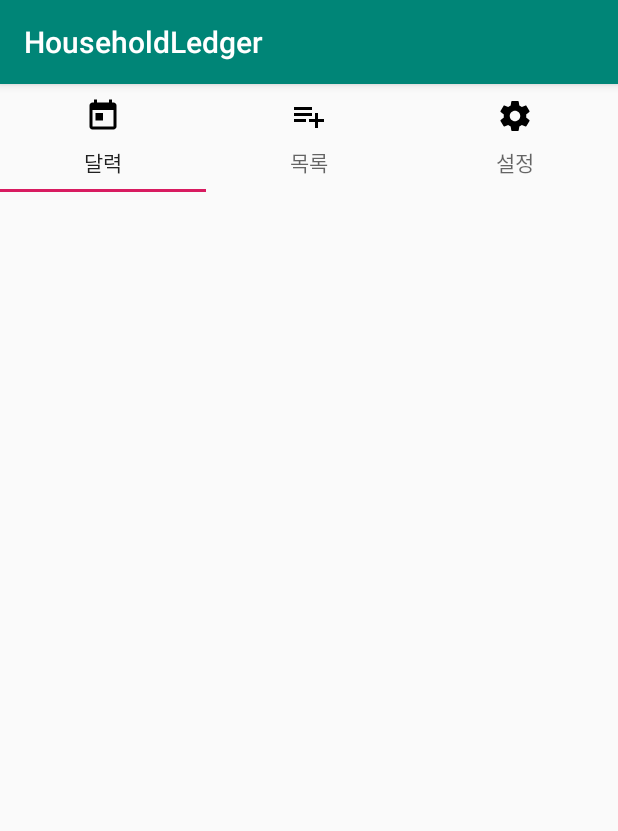
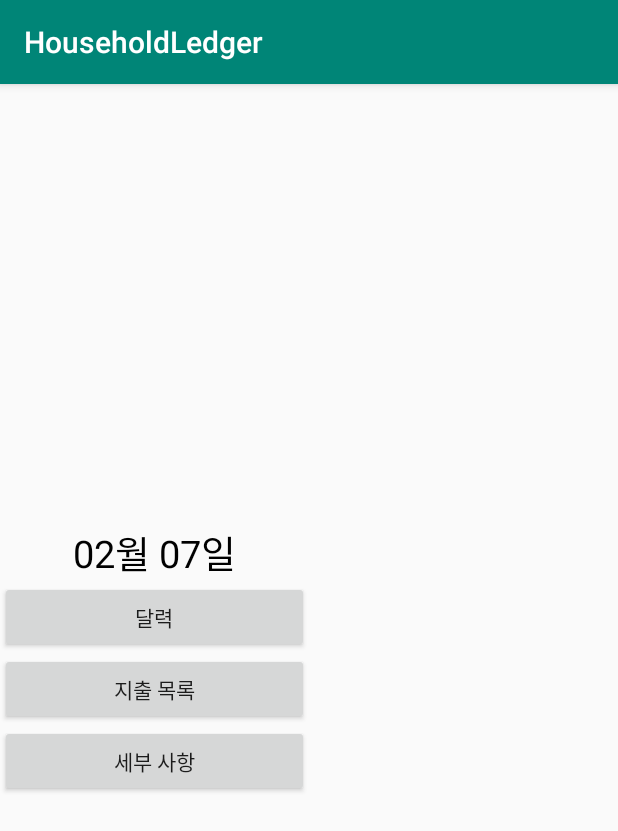
Before and after one commit to lou297/AccountBook, an Android app: the screen it shows after launch (MainActivity), on a phone screen of 412 x 824 dp. Shown: the top 831 px of the screen. Run offline under Robolectric (Android 15) with nearby library versions, the phone set to English and light mode, and no system bars.

Commit message:
MainPage 추가

```diff
--- a/app/build.gradle
+++ b/app/build.gradle
@@ -24,7 +24,7 @@ android {
 
 dependencies {
     implementation fileTree(dir: 'libs', include: ['*.jar'])
-    implementation"org.jetbrains.kotlin:kotlin-stdlib-jdk7:$kotlin_version"
+    implementation "org.jetbrains.kotlin:kotlin-stdlib-jdk7:$kotlin_version"
     implementation 'com.android.support:appcompat-v7:28.0.0'
     implementation 'com.android.support:design:28.0.0'
     implementation 'com.android.support.constraint:constraint-layout:1.1.3'
--- a/app/src/main/AndroidManifest.xml
+++ b/app/src/main/AndroidManifest.xml
@@ -9,6 +9,8 @@
             android:roundIcon="@mipmap/ic_launcher_round"
             android:supportsRtl="true"
             android:theme="@style/AppTheme">
+        <activity android:name=".TabMenuActivity">
+        </activity>
         <activity android:name=".MainActivity">
             <intent-filter>
                 <action android:name="android.intent.action.MAIN"/>
--- a/app/src/main/java/com/pingpong/householdledger/DataClass/CalendarDate.kt
+++ b/app/src/main/java/com/pingpong/householdledger/DataClass/CalendarDate.kt
@@ -1,4 +1,4 @@
 package com.pingpong.householdledger.DataClass
 
-class CalendarDate (){
+class CalendarDate (Date: Int, IsHoliday: Int = 0, Holiday: String? = null, Income : Int = 0, Spend : Int = 0, Total : Int = 0){
 }
--- a/app/src/main/java/com/pingpong/householdledger/MainActivity.kt
+++ b/app/src/main/java/com/pingpong/householdledger/MainActivity.kt
@@ -1,37 +1,56 @@
 package com.pingpong.householdledger
 
+import android.content.Intent
 import android.support.v7.app.AppCompatActivity
 import android.os.Bundle
 import android.support.design.widget.TabLayout
+import android.util.Log
+import android.view.View
 import com.pingpong.householdledger.Adapter.MainPagerAdapter
 import kotlinx.android.synthetic.main.activity_main.*
+import java.text.SimpleDateFormat
+import java.util.*
 
 class MainActivity : AppCompatActivity() {
+    companion object {
+        val MonthAndDate = "MM월 dd일"
+        val CALENDAR = "CALENDAR"
+        val LIST ="LIST"
+        val DETAIL ="DETAIL"
+        val PAGE= "PAGE"
+        val PageList = mapOf(CALENDAR to 0, LIST to 1, DETAIL to 2)
+    }
 
     override fun onCreate(savedInstanceState: Bundle?) {
         super.onCreate(savedInstanceState)
         setContentView(R.layout.activity_main)
-        CreateView()
+
+        SettingMainView()
+
+        GoToCalendarBut.setOnClickListener {
+            GoToViewPagerActivity(CALENDAR)
+        }
+        GotoListBut.setOnClickListener {
+            GoToViewPagerActivity(LIST)
+        }
+        GotoDetailBut.setOnClickListener {
+            GoToViewPagerActivity(DETAIL)
+        }
+
     }
 
-    private fun CreateView(){
-        MainMenuTabLayout.addTab(MainMenuTabLayout.newTab().setIcon(R.drawable.tab_ic_calendar).setText("달력"))
-        MainMenuTabLayout.addTab(MainMenuTabLayout.newTab().setIcon(R.drawable.tab_ic_list).setText("목록"))
-        MainMenuTabLayout.addTab(MainMenuTabLayout.newTab().setIcon(R.drawable.tab_ic_setting).setText("설정"))
+    private fun SettingMainView(){
+        val DF = SimpleDateFormat(MonthAndDate)
+        val calendar = Calendar.getInstance()
 
-        MainMenuViewPager.adapter = MainPagerAdapter(supportFragmentManager)
+        MainViewDateText.text = DF.format(calendar.time)
 
-        MainMenuViewPager.addOnPageChangeListener(TabLayout.TabLayoutOnPageChangeListener(MainMenuTabLayout))
-        MainMenuTabLayout.addOnTabSelectedListener(object : TabLayout.OnTabSelectedListener{
-            override fun onTabReselected(p0: TabLayout.Tab?) {
-            }
+    }
 
-            override fun onTabUnselected(p0: TabLayout.Tab?) {
-            }
-
-            override fun onTabSelected(p0: TabLayout.Tab) {
-                MainMenuViewPager.currentItem = p0.position
-            }
-        })
+    private fun GoToViewPagerActivity(Selected : String){
+        val Page = PageList.get(Selected)
+        val ViewPagerIntent = Intent(this,TabMenuActivity::class.java)
+        ViewPagerIntent.putExtra(PAGE, Page)
+        startActivity(ViewPagerIntent)
     }
 }
--- a/app/src/main/res/layout/activity_main.xml
+++ b/app/src/main/res/layout/activity_main.xml
@@ -3,20 +3,44 @@
         xmlns:android="http://schemas.android.com/apk/res/android"
         android:layout_width="match_parent"
         android:layout_height="match_parent"
-        android:orientation="vertical">
-    <android.support.design.widget.TabLayout
-            android:id="@+id/MainMenuTabLayout"
-            android:layout_width="match_parent"
-            android:layout_height="wrap_content">
-
-    </android.support.design.widget.TabLayout>
-
-    <android.support.v4.view.ViewPager
-            android:id="@+id/MainMenuViewPager"
-            android:layout_width="match_parent"
-            android:layout_height="match_parent">
-
-    </android.support.v4.view.ViewPager>
+        android:orientation="horizontal">
+    <LinearLayout
+            android:layout_width="0dp"
+            android:layout_height="match_parent"
+            android:layout_weight="1"
+            android:orientation="vertical"
+            android:gravity="center">
+        <TextView
+                android:id="@+id/MainViewDateText"
+                android:textSize = "25sp"
+                android:textColor="@color/black"
+                android:layout_width="match_parent"
+                android:layout_height="wrap_content"
+                android:gravity="center"/>
+        <Button
+                android:id="@+id/GoToCalendarBut"
+                android:text="달력"
+                android:layout_width="match_parent"
+                android:layout_height="wrap_content"
+        />
+        <Button
+                android:id="@+id/GotoListBut"
+                android:text="지출 목록"
+                android:layout_width="match_parent"
+                android:layout_height="wrap_content"
+                android:layout_gravity="center_vertical"/>
+        <Button
+                android:id="@+id/GotoDetailBut"
+                android:text="세부 사항"
+                android:layout_width="match_parent"
+                android:layout_height="wrap_content"
+        />
+    </LinearLayout>
+    <LinearLayout
+            android:layout_width="0dp"
+            android:layout_height="match_parent"
+            android:layout_weight="1">
+    </LinearLayout>
 
 
 </LinearLayout>
--- a/app/src/main/res/values/colors.xml
+++ b/app/src/main/res/values/colors.xml
@@ -3,4 +3,7 @@
     <color name="colorPrimary">#008577</color>
     <color name="colorPrimaryDark">#00574B</color>
     <color name="colorAccent">#D81B60</color>
+    <color name="black">#000000</color>
+    <color name="blue">#000FFF</color>
+    <color name="red">#FF0000</color>
 </resources>
```
Also changed, not shown: app/src/main/java/com/pingpong/householdledger/CalendarFragment/CalendarFragment.kt (added, +15 -0 lines), app/src/main/java/com/pingpong/householdledger/TabMenuActivity.kt (added, +42 -0 lines), app/src/main/res/layout/activity_tab_menu.xml (added, +22 -0 lines), app/src/main/res/layout/calendar_frag.xml (added, +7 -0 lines).
